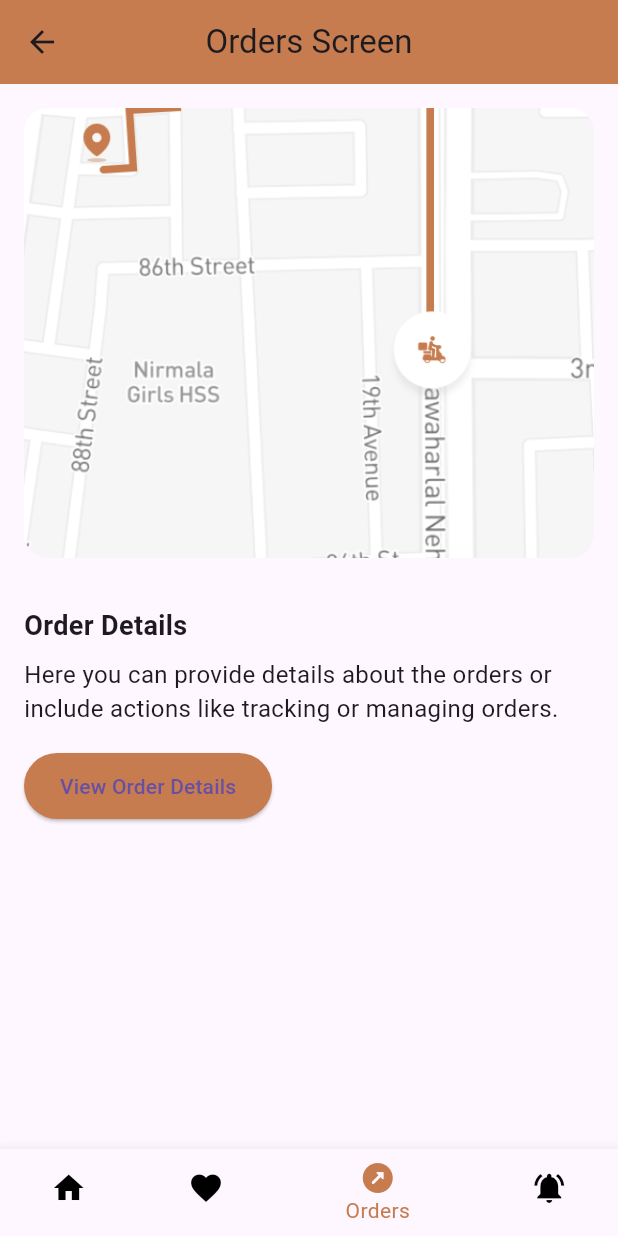
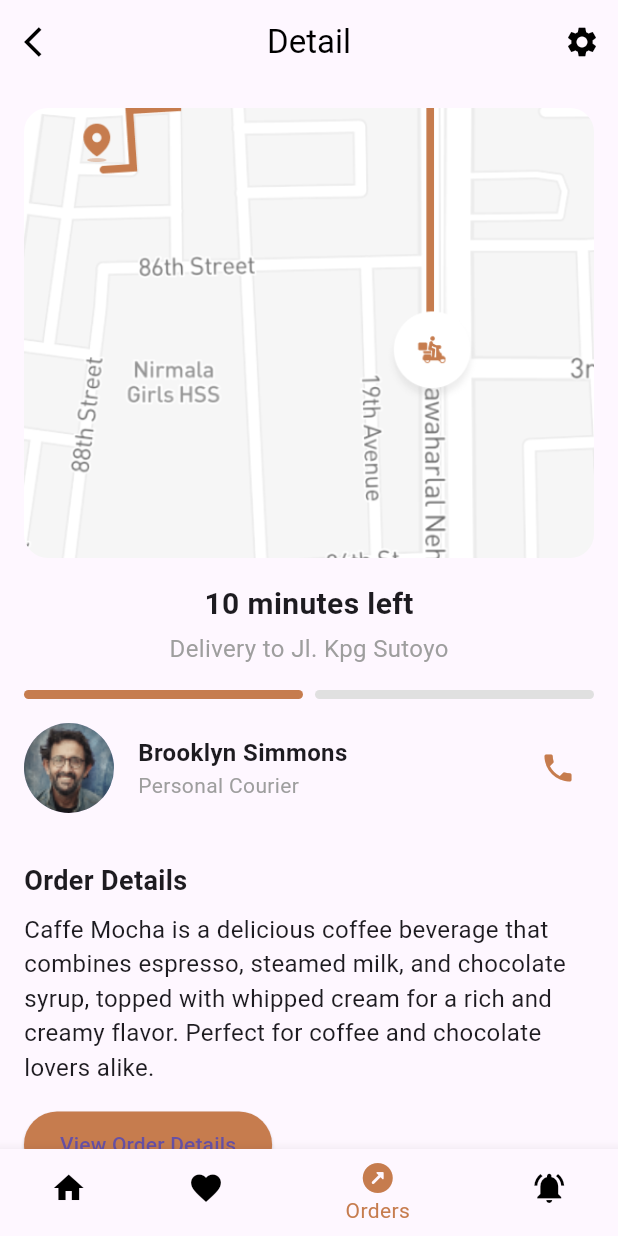
Before and after one commit to ahmednasasr/Coffee_App, a Flutter app: the screen it shows after launch, item 3 of the bottom bar chosen, on a phone screen of 412 x 824 dp. Run offline on Flutter 3.47's test engine with Material 3 defaults, Android fonts, the phone set to English and light mode, and no system bars.

Commit message:
just edits

```diff
--- a/lib/layout/presentation/screens/coffee-deatils.dart
+++ b/lib/layout/presentation/screens/coffee-deatils.dart
@@ -26,7 +26,7 @@ class CoffeeDetailsScreen extends StatefulWidget {
 }
 
 class _CoffeeDetailsScreenState extends State<CoffeeDetailsScreen> {
-  String _selectedSize = 'M'; // Default selected size
+  String _selectedSize = 'M';
 
   @override
   Widget build(BuildContext context) {
@@ -134,7 +134,7 @@ class _CoffeeDetailsScreenState extends State<CoffeeDetailsScreen> {
                   onPressed: () {
                     Navigator.push(context, MaterialPageRoute(builder: (context) => OrderCoffeeScreen(image: widget.image),));
                   },
-                  style: ElevatedButton.styleFrom(backgroundColor: Colors.brown),
+                  style: ElevatedButton.styleFrom(backgroundColor: Color(0xffC67C4E)),
                   child:
                   const Text('Buy Now', style: TextStyle(color: Colors.white)),
                 ),
@@ -156,7 +156,7 @@ class _CoffeeDetailsScreenState extends State<CoffeeDetailsScreen> {
       child: Container(
         padding: const EdgeInsets.symmetric(vertical: 8, horizontal: 16),
         decoration: BoxDecoration(
-          color: _selectedSize == size ? Colors.brown : Colors.transparent,
+          color: _selectedSize == size ? Color(0xffC67C4E) : Colors.transparent,
           borderRadius: BorderRadius.circular(8),
           border: Border.all(color: Colors.brown, width: 1),
         ),
--- a/lib/layout/presentation/screens/orders_screen.dart
+++ b/lib/layout/presentation/screens/orders_screen.dart
@@ -5,16 +5,33 @@ class OrdersScreen extends StatelessWidget {
   Widget build(BuildContext context) {
     return Scaffold(
       appBar: AppBar(
-        title: Text("Orders Screen"),
+        elevation: 0,
+        backgroundColor: Colors.transparent,
+        leading: IconButton(
+          icon: Icon(Icons.arrow_back_ios, color: Colors.black),
+          onPressed: () {
+            Navigator.pop(context);
+          },
+        ),
+        title: const Text(
+          "Detail",
+          style: TextStyle(color: Colors.black),
+        ),
         centerTitle: true,
-        backgroundColor: Color(0xffC67C4E),
+        actions: [
+          IconButton(
+            icon: Icon(Icons.settings, color: Colors.black),
+            onPressed: () {},
           ),
-      body: Column(
+        ],
+      ),
+      body: SingleChildScrollView(
+        child: Column(
           children: [
+            // Map Container
             Container(
+              height: 300,
               margin: EdgeInsets.all(16),
-            height: 300,
-            width: double.infinity,
               decoration: BoxDecoration(
                 borderRadius: BorderRadius.circular(16),
                 image: DecorationImage(
@@ -23,6 +40,90 @@ class OrdersScreen extends StatelessWidget {
                 ),
               ),
             ),
+            // Delivery Status Section
+            Padding(
+              padding: const EdgeInsets.symmetric(horizontal: 16.0),
+              child: Column(
+                children: [
+                  Text(
+                    "10 minutes left",
+                    style: TextStyle(
+                      fontSize: 20,
+                      fontWeight: FontWeight.bold,
+                    ),
+                  ),
+                  SizedBox(height: 4),
+                  Text(
+                    "Delivery to Jl. Kpg Sutoyo",
+                    style: TextStyle(
+                      fontSize: 16,
+                      color: Colors.grey,
+                    ),
+                  ),
+                  SizedBox(height: 16),
+                  Row(
+                    children: [
+                      Expanded(
+                        child: Container(
+                          height: 6,
+                          decoration: BoxDecoration(
+                            color: Color(0xffC67C4E),
+                            borderRadius: BorderRadius.circular(10),
+                          ),
+                        ),
+                      ),
+                      SizedBox(width: 8),
+                      Expanded(
+                        child: Container(
+                          height: 6,
+                          decoration: BoxDecoration(
+                            color: Colors.grey[300],
+                            borderRadius: BorderRadius.circular(10),
+                          ),
+                        ),
+                      ),
+                    ],
+                  ),
+                ],
+              ),
+            ),
+            SizedBox(height: 16),
+            // Courier Info Section
+            Padding(
+              padding: const EdgeInsets.symmetric(horizontal: 16.0),
+              child: Row(
+                children: [
+                  CircleAvatar(
+                    radius: 30,
+                    backgroundImage: AssetImage('assets/images/Image.png'),
+                  ),
+                  SizedBox(width: 16),
+                  Column(
+                    crossAxisAlignment: CrossAxisAlignment.start,
+                    children: [
+                      Text(
+                        "Brooklyn Simmons",
+                        style: TextStyle(
+                          fontSize: 16,
+                          fontWeight: FontWeight.bold,
+                        ),
+                      ),
+                      Text(
+                        "Personal Courier",
+                        style: TextStyle(fontSize: 14, color: Colors.grey),
+                      ),
+                    ],
+                  ),
+                  Spacer(),
+                  IconButton(
+                    onPressed: () {},
+                    icon: Icon(Icons.phone, color: Color(0xffC67C4E)),
+                  ),
+                ],
+              ),
+            ),
+            SizedBox(height: 16),
+            // Order Details Section
             Padding(
               padding: const EdgeInsets.all(16.0),
               child: Column(
@@ -37,17 +138,17 @@ class OrdersScreen extends StatelessWidget {
                   ),
                   SizedBox(height: 8),
                   Text(
-                  "Here you can provide details about the orders or include actions like tracking or managing orders.",
+                    "Caffe Mocha is a delicious coffee beverage that combines espresso, steamed milk, and chocolate syrup, topped with whipped cream for a rich and creamy flavor. Perfect for coffee and chocolate lovers alike.",
                     style: TextStyle(fontSize: 16),
                   ),
                   SizedBox(height: 16),
                   ElevatedButton(
-                  onPressed: () {
-                  },
+                    onPressed: () {},
                     child: Text("View Order Details"),
                     style: ElevatedButton.styleFrom(
                       backgroundColor: Color(0xffC67C4E),
-                    padding: EdgeInsets.symmetric(horizontal: 24, vertical: 12),
+                      padding:
+                      EdgeInsets.symmetric(horizontal: 24, vertical: 12),
                     ),
                   ),
                 ],
@@ -55,6 +156,7 @@ class OrdersScreen extends StatelessWidget {
             ),
           ],
         ),
+      ),
     );
   }
 }
```
Also changed, not shown: assets/images/Image (1).png (added), assets/images/Image.png (added). Lines whose indentation alone changed are shown as unchanged.
